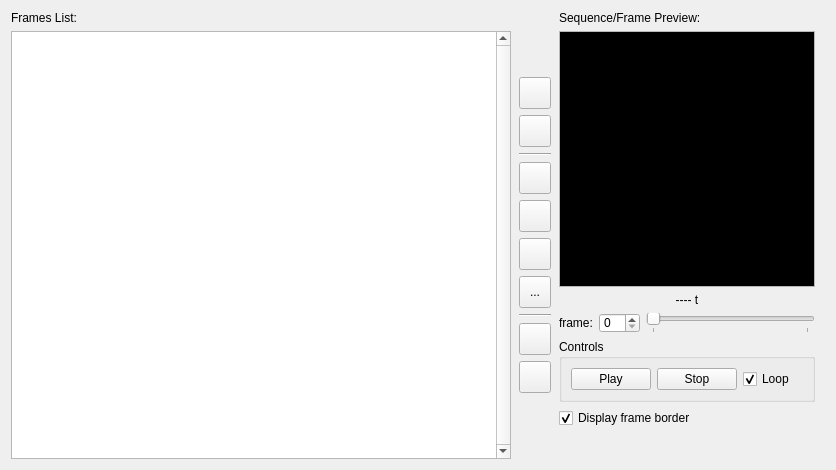
Old version of the form src/ui/tabs/tabanimsequence.ui in the repository PsyCommando/ppmdu_spriteeditor.
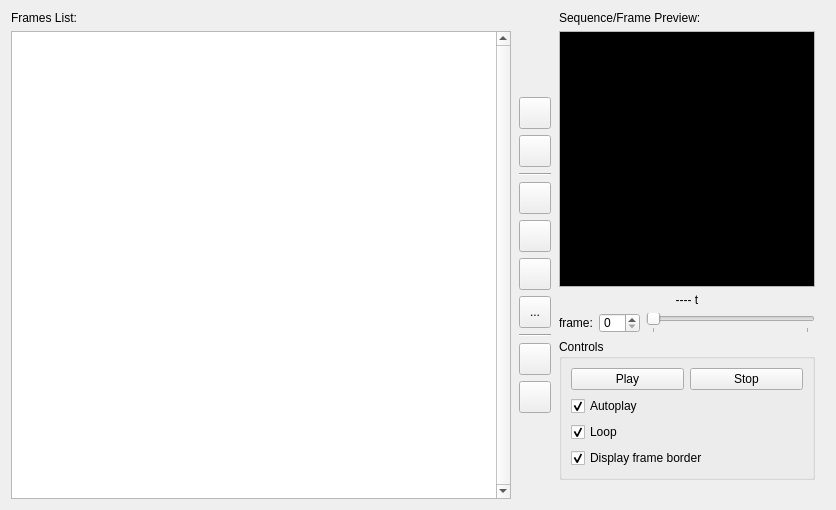
New version of the form. Icons and pictures are not drawn.

```diff
--- a/src/ui/tabs/tabanimsequence.ui
+++ b/src/ui/tabs/tabanimsequence.ui
@@ -7,7 +7,7 @@
     <x>0</x>
     <y>0</y>
     <width>836</width>
-    <height>470</height>
+    <height>510</height>
    </rect>
   </property>
   <property name="sizePolicy">
@@ -603,7 +603,7 @@
        <property name="flat">
         <bool>false</bool>
        </property>
-       <layout class="QHBoxLayout" name="horizontalLayout">
+       <layout class="QVBoxLayout" name="verticalLayout">
         <property name="leftMargin">
          <number>9</number>
         </property>
@@ -612,7 +612,7 @@
           <item>
            <widget class="QPushButton" name="btnSeqPlay">
             <property name="sizePolicy">
-             <sizepolicy hsizetype="Fixed" vsizetype="Fixed">
+             <sizepolicy hsizetype="MinimumExpanding" vsizetype="Fixed">
               <horstretch>0</horstretch>
               <verstretch>0</verstretch>
              </sizepolicy>
@@ -632,7 +632,7 @@
           <item>
            <widget class="QPushButton" name="btnSeqStop">
             <property name="sizePolicy">
-             <sizepolicy hsizetype="Fixed" vsizetype="Fixed">
+             <sizepolicy hsizetype="MinimumExpanding" vsizetype="Fixed">
               <horstretch>0</horstretch>
               <verstretch>0</verstretch>
              </sizepolicy>
@@ -651,6 +651,16 @@
           </item>
          </layout>
         </item>
+        <item>
+         <widget class="QCheckBox" name="chkAutoplay">
+          <property name="text">
+           <string>Autoplay</string>
+          </property>
+          <property name="checked">
+           <bool>true</bool>
+          </property>
+         </widget>
+        </item>
         <item>
          <widget class="QCheckBox" name="chkAnimSeqLoop">
           <property name="statusTip">
@@ -664,9 +674,6 @@
           </property>
          </widget>
         </item>
-       </layout>
-      </widget>
-     </item>
      <item>
       <widget class="QCheckBox" name="chkDisplayImgBorder">
        <property name="toolTip">
@@ -678,6 +685,9 @@
        <property name="checked">
         <bool>true</bool>
        </property>
+         </widget>
+        </item>
+       </layout>
       </widget>
      </item>
      <item>
```
Lines whose indentation alone changed are shown as unchanged.
